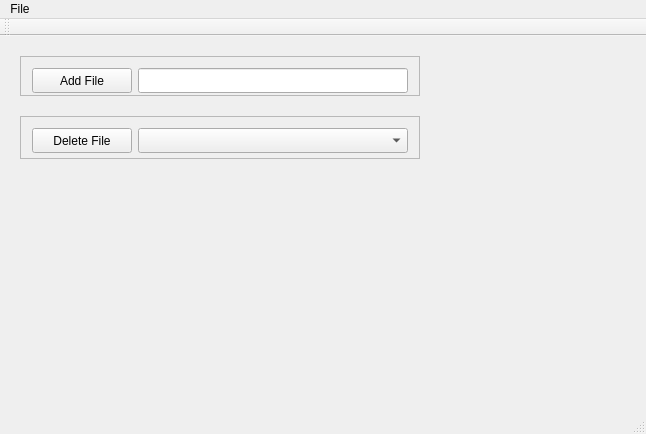
This is mainwindow.ui in dsell002/vfs_demo as Qt 5 draws it before an edit. The edited form follows.
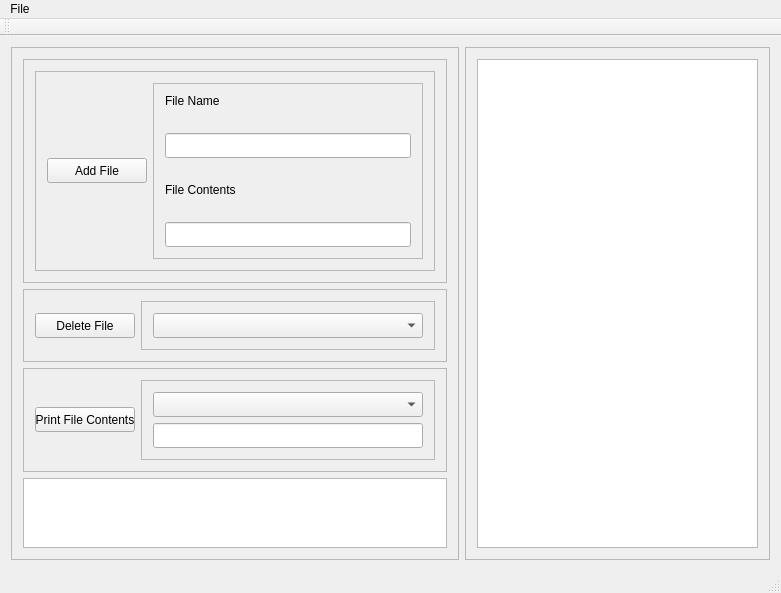
This is the edited form.

```diff
--- a/mainwindow.ui
+++ b/mainwindow.ui
@@ -6,27 +6,39 @@
    <rect>
     <x>0</x>
     <y>0</y>
-    <width>646</width>
-    <height>434</height>
+    <width>781</width>
+    <height>563</height>
    </rect>
   </property>
   <property name="windowTitle">
    <string>MainWindow</string>
   </property>
   <widget class="QWidget" name="centralWidget">
+   <layout class="QHBoxLayout" name="horizontalLayout_5">
+    <item>
+     <widget class="QFrame" name="frame_8">
+      <property name="frameShape">
+       <enum>QFrame::StyledPanel</enum>
+      </property>
+      <property name="frameShadow">
+       <enum>QFrame::Raised</enum>
+      </property>
+      <layout class="QVBoxLayout" name="verticalLayout">
+       <item>
+        <widget class="QFrame" name="frame_4">
+         <property name="frameShape">
+          <enum>QFrame::StyledPanel</enum>
+         </property>
+         <property name="frameShadow">
+          <enum>QFrame::Raised</enum>
+         </property>
+         <layout class="QHBoxLayout" name="horizontalLayout_4">
+          <item>
    <widget class="QFrame" name="frame">
-    <property name="geometry">
-     <rect>
-      <x>20</x>
-      <y>20</y>
-      <width>400</width>
-      <height>40</height>
-     </rect>
-    </property>
     <property name="minimumSize">
      <size>
       <width>400</width>
-      <height>0</height>
+              <height>200</height>
      </size>
     </property>
     <property name="frameShape">
@@ -56,6 +68,40 @@
       </widget>
      </item>
      <item>
+              <widget class="QFrame" name="frame_5">
+               <property name="minimumSize">
+                <size>
+                 <width>0</width>
+                 <height>25</height>
+                </size>
+               </property>
+               <property name="frameShape">
+                <enum>QFrame::StyledPanel</enum>
+               </property>
+               <property name="frameShadow">
+                <enum>QFrame::Raised</enum>
+               </property>
+               <layout class="QVBoxLayout" name="verticalLayout_3">
+                <property name="spacing">
+                 <number>15</number>
+                </property>
+                <property name="topMargin">
+                 <number>0</number>
+                </property>
+                <item>
+                 <widget class="QLabel" name="labelName">
+                  <property name="minimumSize">
+                   <size>
+                    <width>0</width>
+                    <height>25</height>
+                   </size>
+                  </property>
+                  <property name="text">
+                   <string>File Name</string>
+                  </property>
+                 </widget>
+                </item>
+                <item>
       <widget class="QLineEdit" name="lineEdit">
        <property name="minimumSize">
         <size>
@@ -65,17 +111,42 @@
        </property>
       </widget>
      </item>
-    </layout>
-   </widget>
+                <item>
+                 <widget class="QLabel" name="labelContents">
+                  <property name="minimumSize">
+                   <size>
+                    <width>0</width>
+                    <height>25</height>
+                   </size>
+                  </property>
+                  <property name="text">
+                   <string>File Contents</string>
+                  </property>
+                 </widget>
+                </item>
+                <item>
+                 <widget class="QLineEdit" name="lineEditContents">
+                  <property name="minimumSize">
+                   <size>
+                    <width>0</width>
+                    <height>25</height>
+                   </size>
+                  </property>
+                 </widget>
+                </item>
+               </layout>
+              </widget>
+             </item>
+            </layout>
+           </widget>
+          </item>
+         </layout>
+         <zorder>frame</zorder>
+         <zorder>frame</zorder>
+        </widget>
+       </item>
+       <item>
    <widget class="QFrame" name="frame_2">
-    <property name="geometry">
-     <rect>
-      <x>20</x>
-      <y>80</y>
-      <width>400</width>
-      <height>43</height>
-     </rect>
-    </property>
     <property name="minimumSize">
      <size>
       <width>400</width>
@@ -109,7 +180,16 @@
       </widget>
      </item>
      <item>
-      <widget class="QComboBox" name="comboBox">
+           <widget class="QFrame" name="frame_7">
+            <property name="frameShape">
+             <enum>QFrame::StyledPanel</enum>
+            </property>
+            <property name="frameShadow">
+             <enum>QFrame::Raised</enum>
+            </property>
+            <layout class="QVBoxLayout" name="verticalLayout_5">
+             <item>
+              <widget class="QComboBox" name="comboBoxDelete">
        <property name="minimumSize">
         <size>
          <width>0</width>
@@ -120,13 +200,108 @@
      </item>
     </layout>
    </widget>
+          </item>
+         </layout>
+        </widget>
+       </item>
+       <item>
+        <widget class="QFrame" name="frame_3">
+         <property name="minimumSize">
+          <size>
+           <width>400</width>
+           <height>0</height>
+          </size>
+         </property>
+         <property name="frameShape">
+          <enum>QFrame::StyledPanel</enum>
+         </property>
+         <property name="frameShadow">
+          <enum>QFrame::Raised</enum>
+         </property>
+         <layout class="QHBoxLayout" name="horizontalLayout_3">
+          <item>
+           <widget class="QPushButton" name="printPushButton">
+            <property name="minimumSize">
+             <size>
+              <width>100</width>
+              <height>25</height>
+             </size>
+            </property>
+            <property name="maximumSize">
+             <size>
+              <width>100</width>
+              <height>25</height>
+             </size>
+            </property>
+            <property name="text">
+             <string>Print File Contents</string>
+            </property>
+           </widget>
+          </item>
+          <item>
+           <widget class="QFrame" name="frame_6">
+            <property name="frameShape">
+             <enum>QFrame::StyledPanel</enum>
+            </property>
+            <property name="frameShadow">
+             <enum>QFrame::Raised</enum>
+            </property>
+            <layout class="QVBoxLayout" name="verticalLayout_4">
+             <item>
+              <widget class="QComboBox" name="comboBoxPrint">
+               <property name="minimumSize">
+                <size>
+                 <width>0</width>
+                 <height>25</height>
+                </size>
+               </property>
+              </widget>
+             </item>
+             <item>
+              <widget class="QLineEdit" name="lineEdit_2">
+               <property name="minimumSize">
+                <size>
+                 <width>0</width>
+                 <height>25</height>
+                </size>
+               </property>
+              </widget>
+             </item>
+            </layout>
+           </widget>
+          </item>
+         </layout>
+        </widget>
+       </item>
+       <item>
+        <widget class="QListWidget" name="listWidget"/>
+       </item>
+      </layout>
+     </widget>
+    </item>
+    <item>
+     <widget class="QFrame" name="frame_9">
+      <property name="frameShape">
+       <enum>QFrame::StyledPanel</enum>
+      </property>
+      <property name="frameShadow">
+       <enum>QFrame::Raised</enum>
+      </property>
+      <layout class="QHBoxLayout" name="horizontalLayout_6">
+       <item>
+        <widget class="QColumnView" name="columnView"/>
+       </item>
+      </layout>
+     </widget>
+    </item>
+   </layout>
   </widget>
   <widget class="QMenuBar" name="menuBar">
    <property name="geometry">
     <rect>
      <x>0</x>
      <y>0</y>
-     <width>646</width>
+     <width>781</width>
      <height>21</height>
     </rect>
    </property>
```
Left out of the diff: 4 changed lines with no effect on the pictures. Lines whose indentation alone changed are shown as unchanged.
